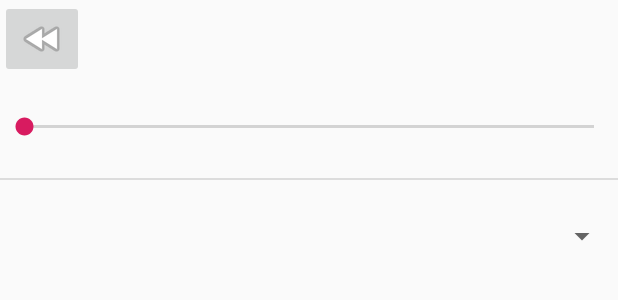
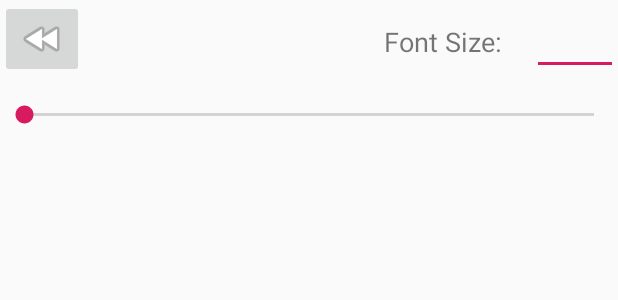
Before and after one commit to jthommiller/CSC_309_Project, an Android app: the layout activity_read_selected_book.xml on its own in the app's theme, with its tools: preview values and no code run, on a phone screen of 412 x 824 dp. Shown: the top 300 px of the screen. Run offline under Robolectric (Android 15) with nearby library versions, the phone set to English and light mode, and no system bars.

Commit message:
Design Update
Updated the design and transitions so that function code can be added.

```diff
--- a/CSC_309_Project/app/src/main/res/layout/activity_read_selected_book.xml
+++ b/CSC_309_Project/app/src/main/res/layout/activity_read_selected_book.xml
@@ -24,29 +24,10 @@
             android:id="@+id/seekRandomPlaceBar"
             android:layout_width="0dp"
             android:layout_height="wrap_content"
-            android:layout_marginTop="75dp"
+            android:layout_marginTop="15dp"
             app:layout_constraintEnd_toEndOf="parent"
             app:layout_constraintStart_toStartOf="parent"
-            app:layout_constraintTop_toTopOf="parent" />
-
-        <View
-            android:id="@+id/divider"
-            android:layout_width="match_parent"
-            android:layout_height="1dp"
-            android:layout_marginTop="25dp"
-            android:background="?android:attr/listDivider"
-            app:layout_constraintEnd_toEndOf="parent"
-            app:layout_constraintStart_toStartOf="parent"
-            app:layout_constraintTop_toBottomOf="@+id/seekRandomPlaceBar" />
-
-        <Spinner
-            android:id="@+id/changeTextFontSpinner"
-            android:layout_width="match_parent"
-            android:layout_height="wrap_content"
-            android:layout_marginTop="25dp"
-            app:layout_constraintEnd_toEndOf="parent"
-            app:layout_constraintStart_toStartOf="parent"
-            app:layout_constraintTop_toBottomOf="@+id/divider" />
+            app:layout_constraintTop_toBottomOf="@+id/returnToUserBookMenu" />
 
         <ScrollView
             android:id="@+id/scrollView2"
@@ -56,7 +37,7 @@
             app:layout_constraintBottom_toBottomOf="parent"
             app:layout_constraintEnd_toEndOf="parent"
             app:layout_constraintStart_toStartOf="parent"
-            app:layout_constraintTop_toBottomOf="@+id/changeTextFontSpinner">
+            app:layout_constraintTop_toBottomOf="@+id/seekRandomPlaceBar">
 
             <TextView
                 android:id="@+id/bookTextView"
@@ -66,6 +47,29 @@
                 android:paddingRight="20sp" />
         </ScrollView>
 
+        <EditText
+            android:id="@+id/declaredFontSize"
+            android:layout_width="57dp"
+            android:layout_height="50dp"
+            android:ems="10"
+            android:gravity="center"
+            android:inputType="number"
+            android:maxLength="2"
+            app:layout_constraintEnd_toEndOf="parent"
+            app:layout_constraintTop_toTopOf="parent" />
+
+        <TextView
+            android:id="@+id/textView2"
+            android:layout_width="wrap_content"
+            android:layout_height="wrap_content"
+            android:layout_marginTop="15dp"
+            android:layout_marginEnd="20dp"
+            android:layout_marginRight="20dp"
+            android:text="Font Size:"
+            android:textSize="18sp"
+            app:layout_constraintEnd_toStartOf="@+id/declaredFontSize"
+            app:layout_constraintTop_toTopOf="parent" />
+
     </androidx.constraintlayout.widget.ConstraintLayout>
 
 
--- a/CSC_309_Project/app/src/main/res/layout/activity_user_book_menu.xml
+++ b/CSC_309_Project/app/src/main/res/layout/activity_user_book_menu.xml
@@ -31,6 +31,7 @@
         app:layout_constraintTop_toBottomOf="@+id/mainMenuTitle">
 
         <TableLayout
+            android:id="@+id/tableOfBooks"
             android:layout_width="match_parent"
             android:layout_height="wrap_content">
 
```
Also changed, not shown: CSC_309_Project/app/src/main/AndroidManifest.xml (+7 -0 lines), CSC_309_Project/app/src/main/java/com/example/csc_309_project/readSelectedBook.java (+20 -0 lines), CSC_309_Project/app/src/main/java/com/example/csc_309_project/userBookMenu.java (+37 -0 lines), 1 other file.
